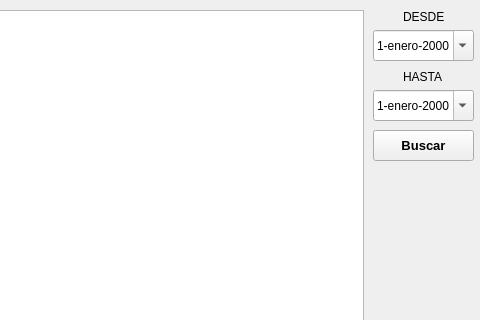
Above: MiniNomina/FrmDesign/DatosEmpleados.ui from CodeDrTech/DevelopPython before the change; both pictures show x 197 to 677 and y 0 to 320 of the 677 by 564 pixel window. Below: the same form after it.
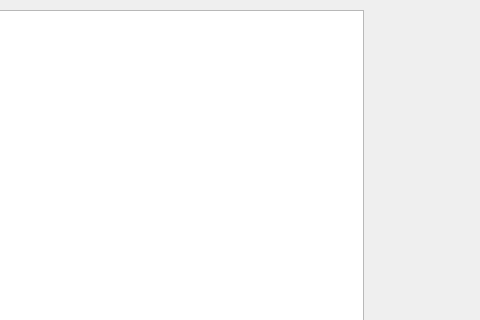
That is the form after the change. Icons and pictures are not drawn.

Diff of the .ui file:
```diff
--- a/MiniNomina/FrmDesign/DatosEmpleados.ui
+++ b/MiniNomina/FrmDesign/DatosEmpleados.ui
@@ -153,124 +153,6 @@
      <string>Del</string>
     </property>
    </widget>
-   <widget class="QDateEdit" name="txtFechaInicio">
-    <property name="enabled">
-     <bool>true</bool>
-    </property>
-    <property name="geometry">
-     <rect>
-      <x>570</x>
-      <y>30</y>
-      <width>101</width>
-      <height>31</height>
-     </rect>
-    </property>
-    <property name="locale">
-     <locale language="Spanish" country="DominicanRepublic"/>
-    </property>
-    <property name="readOnly">
-     <bool>false</bool>
-    </property>
-    <property name="showGroupSeparator" stdset="0">
-     <bool>false</bool>
-    </property>
-    <property name="currentSection">
-     <enum>QDateTimeEdit::DaySection</enum>
-    </property>
-    <property name="displayFormat">
-     <string>d-MMMM-yyyy</string>
-    </property>
-    <property name="calendarPopup">
-     <bool>true</bool>
-    </property>
-   </widget>
-   <widget class="QDateEdit" name="txtFechaFinal">
-    <property name="enabled">
-     <bool>true</bool>
-    </property>
-    <property name="geometry">
-     <rect>
-      <x>570</x>
-      <y>90</y>
-      <width>101</width>
-      <height>31</height>
-     </rect>
-    </property>
-    <property name="locale">
-     <locale language="Spanish" country="DominicanRepublic"/>
-    </property>
-    <property name="readOnly">
-     <bool>false</bool>
-    </property>
-    <property name="showGroupSeparator" stdset="0">
-     <bool>false</bool>
-    </property>
-    <property name="currentSection">
-     <enum>QDateTimeEdit::DaySection</enum>
-    </property>
-    <property name="displayFormat">
-     <string>d-MMMM-yyyy</string>
-    </property>
-    <property name="calendarPopup">
-     <bool>true</bool>
-    </property>
-   </widget>
-   <widget class="QLabel" name="label">
-    <property name="geometry">
-     <rect>
-      <x>600</x>
-      <y>10</y>
-      <width>47</width>
-      <height>13</height>
-     </rect>
-    </property>
-    <property name="text">
-     <string>DESDE</string>
-    </property>
-   </widget>
-   <widget class="QLabel" name="label_2">
-    <property name="geometry">
-     <rect>
-      <x>600</x>
-      <y>70</y>
-      <width>47</width>
-      <height>13</height>
-     </rect>
-    </property>
-    <property name="text">
-     <string>HASTA</string>
-    </property>
-   </widget>
-   <widget class="QPushButton" name="BtnBuscar">
-    <property name="geometry">
-     <rect>
-      <x>570</x>
-      <y>130</y>
-      <width>101</width>
-      <height>31</height>
-     </rect>
-    </property>
-    <property name="font">
-     <font>
-      <pointsize>10</pointsize>
-      <weight>75</weight>
-      <bold>true</bold>
-     </font>
-    </property>
-    <property name="text">
-     <string>Buscar</string>
-    </property>
-    <property name="icon">
-     <iconset>
-      <normaloff>../ICO/Buscar.png</normaloff>../ICO/Buscar.png</iconset>
-    </property>
-    <property name="iconSize">
-     <size>
-      <width>25</width>
-      <height>25</height>
-     </size>
-    </property>
-   </widget>
   </widget>
   <widget class="QStatusBar" name="statusbar"/>
  </widget>
```
